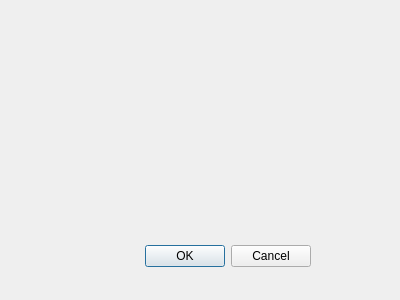
Old version of the form dialog.ui in the repository poleshko-ann/practic.laba1.
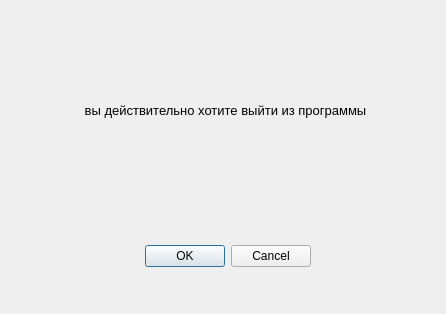
New version of the form.

Commit message: полностью доделанное

```diff
--- a/dialog.ui
+++ b/dialog.ui
@@ -6,8 +6,8 @@
    <rect>
     <x>0</x>
     <y>0</y>
-    <width>400</width>
-    <height>300</height>
+    <width>446</width>
+    <height>314</height>
    </rect>
   </property>
   <property name="windowTitle">
@@ -29,6 +29,28 @@
     <set>QDialogButtonBox::Cancel|QDialogButtonBox::Ok</set>
    </property>
   </widget>
+  <widget class="QLabel" name="label">
+   <property name="geometry">
+    <rect>
+     <x>20</x>
+     <y>50</y>
+     <width>411</width>
+     <height>121</height>
+    </rect>
+   </property>
+   <property name="font">
+    <font>
+     <pointsize>10</pointsize>
+     <bold>false</bold>
+    </font>
+   </property>
+   <property name="text">
+    <string>вы действительно хотите выйти из программы</string>
+   </property>
+   <property name="alignment">
+    <set>Qt::AlignCenter</set>
+   </property>
+  </widget>
  </widget>
  <resources/>
  <connections>
```
The commit also changes 2 other files.
